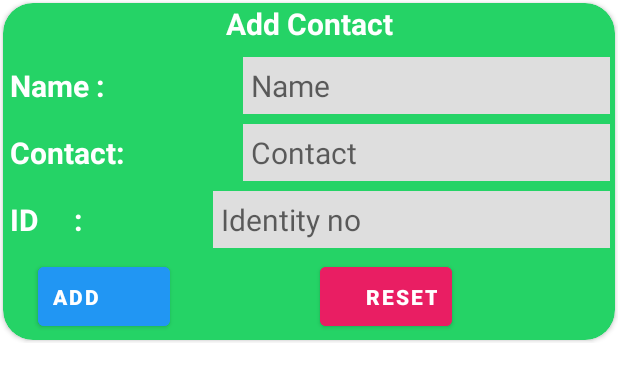
After one commit to prof-vikas/Android_Startup_Projects, an Android app: the layout add_update_layout_contact.xml on its own in the app's theme, with its tools: preview values and no code run, on a phone screen of 412 x 824 dp. The commit adds this screen. Shown: the top 381 px of the screen. Run offline under Robolectric (Android 15) with nearby library versions, the phone set to English and light mode, and no system bars.

Commit message:
added add contact button

```diff
--- a/RecyclerView/app/src/main/java/com/profVikas/recyclerview/ContactModel.java
+++ b/RecyclerView/app/src/main/java/com/profVikas/recyclerview/ContactModel.java
@@ -11,4 +11,10 @@ public class ContactModel {
         this.contact = contact;
         this.id = id;
     }
+
+    public ContactModel(String name, String contact, String id){
+        this.name = name;
+        this.contact = contact;
+        this.id = id;
+    }
 }
--- /dev/null
+++ b/RecyclerView/app/src/main/res/drawable/ic_btn_action.xml
@@ -0,0 +1,5 @@
+<vector android:height="24dp" android:tint="#000000"
+    android:viewportHeight="24" android:viewportWidth="24"
+    android:width="24dp" xmlns:android="http://schemas.android.com/apk/res/android">
+    <path android:fillColor="@android:color/white" android:pathData="M19,13h-6v6h-2v-6H5v-2h6V5h2v6h6v2z"/>
+</vector>
--- /dev/null
+++ b/RecyclerView/app/src/main/res/layout/add_update_layout_contact.xml
@@ -0,0 +1,161 @@
+<?xml version="1.0" encoding="utf-8"?>
+<LinearLayout xmlns:android="http://schemas.android.com/apk/res/android"
+    android:layout_width="match_parent"
+    android:layout_height="wrap_content"
+    xmlns:app="http://schemas.android.com/apk/res-auto"
+    android:orientation="vertical">
+
+    <androidx.cardview.widget.CardView
+        android:layout_width="match_parent"
+        android:layout_height="wrap_content"
+        android:padding="2dp"
+        android:elevation="3dp"
+        app:cardCornerRadius="20dp"
+        android:backgroundTint="#25D366"
+        android:layout_margin="2dp"
+        app:cardElevation="2dp">
+
+        <LinearLayout
+            android:layout_width="match_parent"
+            android:layout_height="wrap_content"
+            android:orientation="vertical">
+
+
+            <TextView
+                android:layout_width="match_parent"
+                android:layout_height="wrap_content"
+                android:text="Add Contact"
+                android:textAlignment="center"
+                android:textColor="#fff"
+                android:textSize="20sp"
+                android:textStyle="bold"
+                android:paddingBottom="5dp"/>
+
+            <LinearLayout
+                android:layout_width="match_parent"
+                android:layout_height="wrap_content"
+                android:orientation="horizontal"
+                android:weightSum="3"
+                android:padding="3dp">
+
+                <TextView
+                    android:layout_width="wrap_content"
+                    android:layout_height="wrap_content"
+                    android:text="Name : "
+                    android:textColor="#fff"
+                    android:textStyle="bold"
+                    android:textSize="20sp"
+                    android:layout_weight="1"
+                    android:paddingStart="1dp"/>
+
+                <EditText
+                    android:id="@+id/edt_name"
+                    android:layout_width="wrap_content"
+                    android:layout_height="wrap_content"
+                    android:hint="Name "
+                    android:textSize="20sp"
+                    android:layout_weight="2"
+                    android:background="#dedede"
+                    android:padding="5dp"
+                    android:inputType="text"/>
+
+            </LinearLayout>
+
+            <LinearLayout
+                android:layout_width="match_parent"
+                android:layout_height="wrap_content"
+                android:orientation="horizontal"
+                android:weightSum="3"
+                android:padding="3dp">
+
+                <TextView
+                    android:layout_width="wrap_content"
+                    android:layout_height="wrap_content"
+                    android:text="Contact:"
+                    android:textColor="#fff"
+                    android:textStyle="bold"
+                    android:textSize="20sp"
+                    android:layout_weight="1"
+                    android:paddingStart="1dp"/>
+
+                <EditText
+                    android:id="@+id/edt_contact"
+                    android:layout_width="wrap_content"
+                    android:layout_height="wrap_content"
+                    android:hint="Contact "
+                    android:textSize="20sp"
+                    android:layout_weight="2"
+                    android:background="#dedede"
+                    android:padding="5dp"
+                    android:inputType="phone"
+                    android:maxLength="10" />
+
+            </LinearLayout>
+
+            <LinearLayout
+                android:layout_width="match_parent"
+                android:layout_height="wrap_content"
+                android:orientation="horizontal"
+                android:weightSum="3"
+                android:padding="3dp">
+
+                <TextView
+                    android:layout_width="wrap_content"
+                    android:layout_height="wrap_content"
+                    android:text="ID     :  "
+                    android:textColor="#fff"
+                    android:textStyle="bold"
+                    android:textSize="20sp"
+                    android:layout_weight="1"
+                    android:paddingStart="1dp"/>
+
+                <EditText
+                    android:id="@+id/edt_id"
+                    android:layout_width="wrap_content"
+                    android:layout_height="wrap_content"
+                    android:hint="Identity no "
+                    android:textSize="20sp"
+                    android:layout_weight="2"
+                    android:background="#dedede"
+                    android:padding="5dp"
+                    android:inputType="text"/>
+
+            </LinearLayout>
+
+            <LinearLayout
+                android:layout_width="match_parent"
+                android:layout_height="wrap_content"
+                android:orientation="horizontal"
+                android:padding="3dp">
+
+                <Button
+                    android:id="@+id/btn_add"
+                    android:layout_width="wrap_content"
+                    android:layout_height="match_parent"
+                    android:text="Add"
+                    android:textStyle="bold"
+                    android:backgroundTint="#2196F3"
+                    android:padding="10dp"
+                    android:gravity="start"
+                    android:layout_marginLeft="20dp"/>
+
+                <Button
+                    android:id="@+id/btn_reset"
+                    android:layout_width="wrap_content"
+                    android:layout_height="match_parent"
+                    android:text="reset"
+                    android:textStyle="bold"
+                    android:backgroundTint="#E91E63"
+                    android:padding="10dp"
+                    android:gravity="right"
+                    android:layout_marginLeft="100sp"/>
+
+            </LinearLayout>
+
+        </LinearLayout>
+
+
+    </androidx.cardview.widget.CardView>
+
+
+</LinearLayout>
--- a/RecyclerView/app/src/main/res/layout/recyclerview_adapter_contact.xml
+++ b/RecyclerView/app/src/main/res/layout/recyclerview_adapter_contact.xml
@@ -22,6 +22,7 @@
                 android:layout_width="90dp"
                 android:layout_height="90dp"
                 android:src="@drawable/a"
+                android:contentDescription="@string/image_desc"
                 android:padding="10dp"/>
 
             <LinearLayout
--- a/RecyclerView/app/src/main/res/values/strings.xml
+++ b/RecyclerView/app/src/main/res/values/strings.xml
@@ -1,3 +1,4 @@
 <resources>
     <string name="app_name">RecyclerView</string>
+    <string name="image_desc">An image</string>
 </resources>
```
Also changed, not shown: RecyclerView/app/src/main/java/com/profVikas/recyclerview/MainActivity.java (+101 -1 lines), RecyclerView/app/src/main/res/layout/activity_main.xml (+35 -8 lines).
